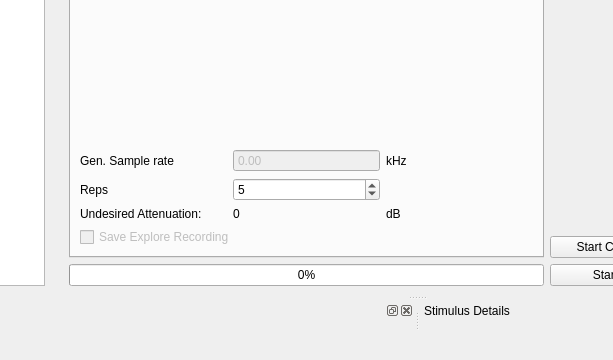
The window that spikeylab/gui/main_control.ui (portfors-lab/sparkle) describes before a commit, drawn with Qt 5; both pictures show x 220 to 833 and y 443 to 803 of the 1274 by 803 pixel window.
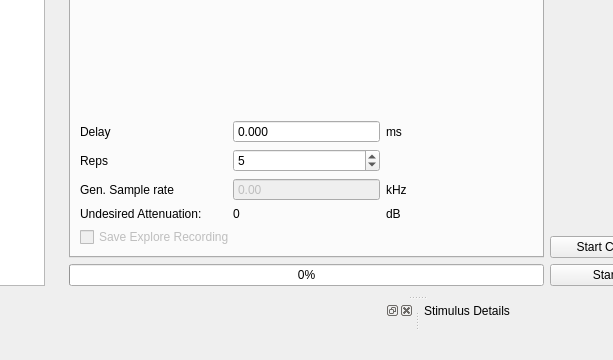
The same window after the commit. The open tabs and pages were chosen to show the change. Custom widgets are drawn as their Qt base class.

The edit to the form file:
```diff
--- a/spikeylab/gui/main_control.ui
+++ b/spikeylab/gui/main_control.ui
@@ -66,7 +66,7 @@
         <item>
          <widget class="QTabWidget" name="tabGroup">
           <property name="currentIndex">
-           <number>2</number>
+           <number>0</number>
           </property>
           <widget class="QWidget" name="tabExplore">
            <attribute name="title">
@@ -134,14 +134,7 @@
                   </property>
                  </widget>
                 </item>
-                <item row="0" column="2">
-                 <widget class="QLabel" name="funit_lbl">
-                  <property name="text">
-                   <string>kHz</string>
-                  </property>
-                 </widget>
-                </item>
-                <item row="3" column="0" colspan="2">
+                <item row="4" column="0" colspan="2">
                  <widget class="QCheckBox" name="save_explore_ckbx">
                   <property name="enabled">
                    <bool>false</bool>
@@ -151,37 +144,14 @@
                   </property>
                  </widget>
                 </item>
-                <item row="0" column="0">
-                 <widget class="QLabel" name="label_6">
-                  <property name="text">
-                   <string>Gen. Sample rate</string>
-                  </property>
-                 </widget>
-                </item>
-                <item row="0" column="1">
-                 <widget class="SmartSpinBox" name="aosrSpnbx">
-                  <property name="enabled">
-                   <bool>false</bool>
-                  </property>
-                  <property name="toolTip">
-                   <string extracomment="You can't change this">Stimulus output sampling rate</string>
-                  </property>
-                  <property name="buttonSymbols">
-                   <enum>QAbstractSpinBox::NoButtons</enum>
-                  </property>
-                  <property name="maximum">
-                   <double>500000.000000000000000</double>
-                  </property>
-                 </widget>
-                </item>
-                <item row="2" column="0">
+                <item row="3" column="0">
                  <widget class="QLabel" name="label_20">
                   <property name="text">
                    <string>Undesired Attenuation:</string>
                   </property>
                  </widget>
                 </item>
-                <item row="2" column="1">
+                <item row="3" column="1">
                  <widget class="QLabel" name="overAttenLbl">
                   <property name="toolTip">
                    <string>Stimulus had to be scaled down by this amount to be generated</string>
@@ -191,13 +161,70 @@
                   </property>
                  </widget>
                 </item>
-                <item row="2" column="2">
+                <item row="3" column="2">
                  <widget class="QLabel" name="label_23">
                   <property name="text">
                    <string>dB</string>
                   </property>
                  </widget>
                 </item>
+                <item row="2" column="1">
+                 <widget class="SmartSpinBox" name="aosrSpnbx">
+                  <property name="enabled">
+                   <bool>false</bool>
+                  </property>
+                  <property name="toolTip">
+                   <string extracomment="You can't change this">Stimulus output sampling rate</string>
+                  </property>
+                  <property name="buttonSymbols">
+                   <enum>QAbstractSpinBox::NoButtons</enum>
+                  </property>
+                  <property name="maximum">
+                   <double>500000.000000000000000</double>
+                  </property>
+                 </widget>
+                </item>
+                <item row="2" column="0">
+                 <widget class="QLabel" name="label_6">
+                  <property name="text">
+                   <string>Gen. Sample rate</string>
+                  </property>
+                 </widget>
+                </item>
+                <item row="0" column="0">
+                 <widget class="QLabel" name="label_24">
+                  <property name="text">
+                   <string>Delay</string>
+                  </property>
+                 </widget>
+                </item>
+                <item row="2" column="2">
+                 <widget class="QLabel" name="funit_lbl">
+                  <property name="text">
+                   <string>kHz</string>
+                  </property>
+                 </widget>
+                </item>
+                <item row="0" column="1">
+                 <widget class="QDoubleSpinBox" name="delaySpnbx">
+                  <property name="buttonSymbols">
+                   <enum>QAbstractSpinBox::NoButtons</enum>
+                  </property>
+                  <property name="decimals">
+                   <number>3</number>
+                  </property>
+                  <property name="maximum">
+                   <double>3000.000000000000000</double>
+                  </property>
+                 </widget>
+                </item>
+                <item row="0" column="2">
+                 <widget class="QLabel" name="tunit_lbl_3">
+                  <property name="text">
+                   <string>ms</string>
+                  </property>
+                 </widget>
+                </item>
                </layout>
               </item>
              </layout>
@@ -796,7 +823,7 @@
      <x>0</x>
      <y>0</y>
      <width>1274</width>
-     <height>21</height>
+     <height>27</height>
     </rect>
    </property>
    <widget class="QMenu" name="menuOptions">
```
